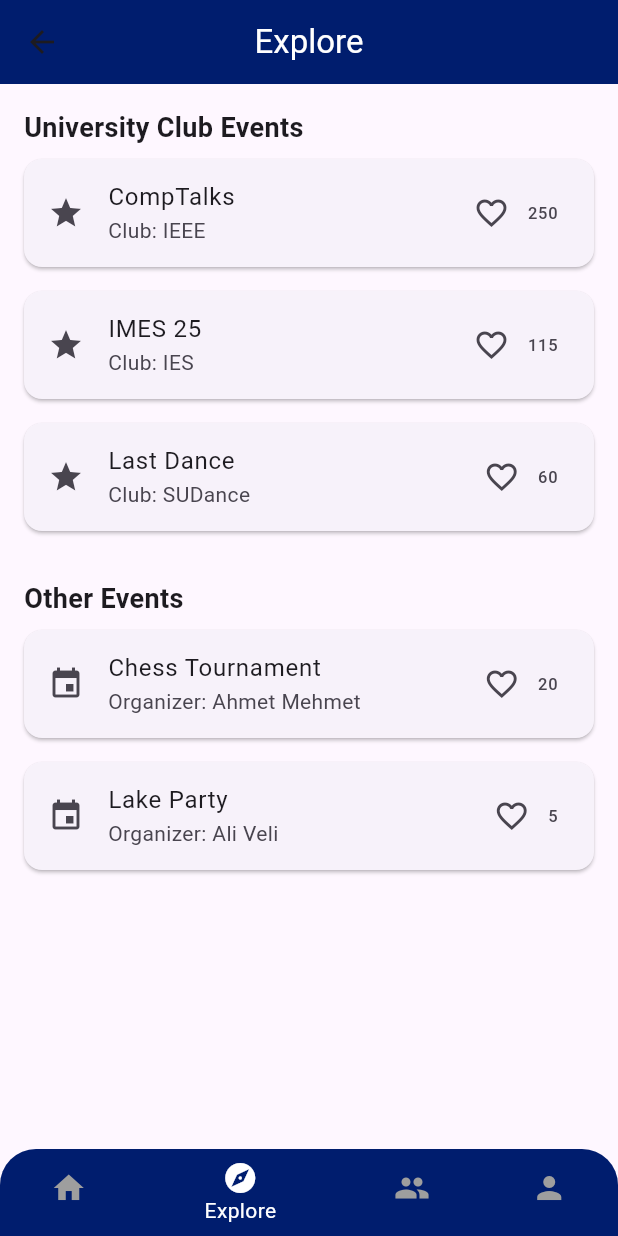
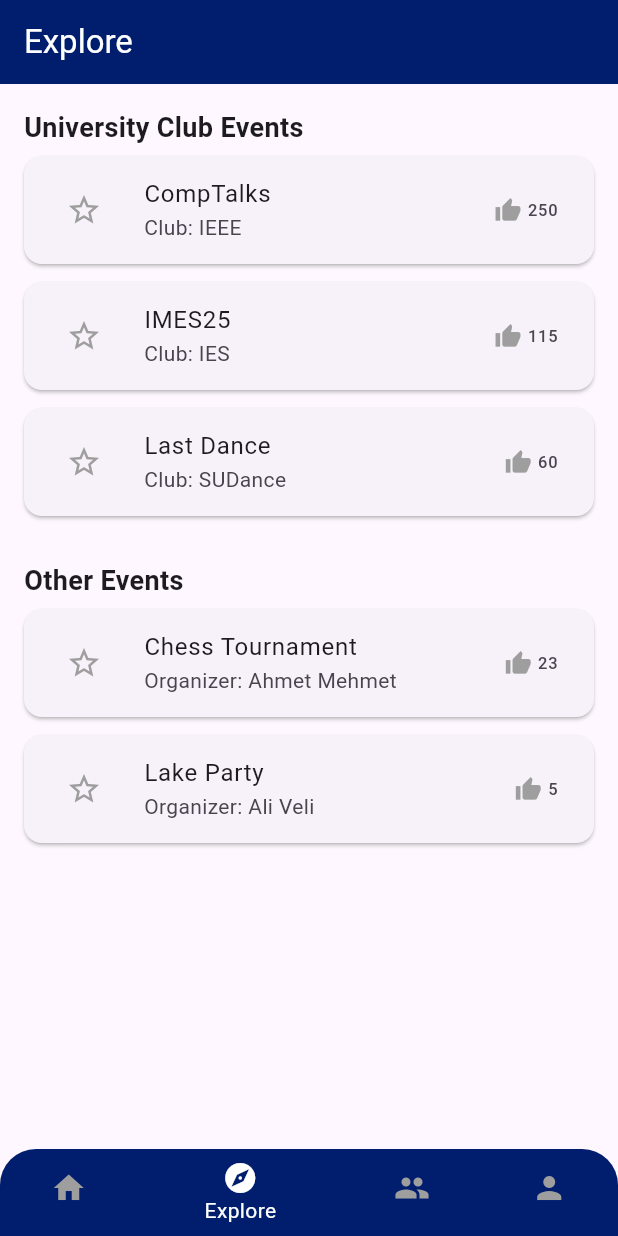
Before and after one commit to DenizGurleyen/SuEvent-310, a Flutter app: the ExplorePage screen opened by its route, on a phone screen of 412 x 824 dp. Run offline on Flutter 3.47's test engine with Material 3 defaults, Android fonts, the phone set to English and light mode, and no system bars; Roboto replaces fonts that are missing (Poppins).

Commit message:
added a feature

```diff
--- a/lib/screens/explore_page.dart
+++ b/lib/screens/explore_page.dart
@@ -1,6 +1,7 @@
 import 'package:flutter/material.dart';
+import '../utils/app_colors.dart';
 import '../widgets/custom_bottom_nav.dart';
-import '../utils/app_colors.dart';
+import 'event_details_page.dart';
 
 class ExplorePage extends StatefulWidget {
   const ExplorePage({super.key});
@@ -12,29 +13,65 @@ class ExplorePage extends StatefulWidget {
 class _ExplorePageState extends State<ExplorePage> {
   final List<Map<String, dynamic>> universityEvents = [
     {'title': 'CompTalks', 'club': 'IEEE', 'likes': 250, 'liked': false},
-    {'title': 'IMES 25', 'club': 'IES', 'likes': 115, 'liked': false},
+    {'title': 'IMES25', 'club': 'IES', 'likes': 115, 'liked': false},
     {'title': 'Last Dance', 'club': 'SUDance', 'likes': 60, 'liked': false},
   ];
 
   final List<Map<String, dynamic>> otherEvents = [
-    {'title': 'Chess Tournament', 'organizer': 'Ahmet Mehmet', 'likes': 20, 'liked': false},
+    {'title': 'Chess Tournament', 'organizer': 'Ahmet Mehmet', 'likes': 23, 'liked': false},
     {'title': 'Lake Party', 'organizer': 'Ali Veli', 'likes': 5, 'liked': false},
   ];
 
-  void toggleLike(List<Map<String, dynamic>> events, int index) {
+  void toggleFavorite(List<Map<String, dynamic>> list, int index) {
     setState(() {
-      events[index]['liked'] = !(events[index]['liked'] as bool);
-      events[index]['likes'] += events[index]['liked'] ? 1 : -1;
+      list[index]['liked'] = !(list[index]['liked'] ?? false);
     });
+  }
+
+  void goToEventDetails(Map<String, dynamic> event) {
+    Navigator.push(
+      context,
+      MaterialPageRoute(
+        builder: (context) => EventDetailsPage(event: event),
+      ),
+    );
+  }
+
+  Widget buildEventCard(Map<String, dynamic> event, bool isUniversity, int index) {
+    return Card(
+      margin: const EdgeInsets.symmetric(vertical: 6),
+      child: ListTile(
+        leading: IconButton(
+          icon: Icon(
+            event['liked'] ? Icons.star : Icons.star_border,
+            color: event['liked'] ? Colors.amber : Colors.grey,
+          ),
+          onPressed: () {
+            toggleFavorite(isUniversity ? universityEvents : otherEvents, index);
+          },
+        ),
+        title: Text(event['title']),
+        subtitle: Text(isUniversity ? "Club: ${event['club']}" : "Organizer: ${event['organizer']}"),
+        trailing: Row(
+          mainAxisSize: MainAxisSize.min,
+          children: [
+            const Icon(Icons.thumb_up, size: 18, color: Colors.grey),
+            const SizedBox(width: 4),
+            Text("${event['likes']}"),
+          ],
+        ),
+        onTap: () => goToEventDetails(event),
+      ),
+    );
   }
 
   @override
   Widget build(BuildContext context) {
     return Scaffold(
       appBar: AppBar(
+        title: const Text("Explore", style: TextStyle(color: Colors.white)),
         backgroundColor: AppColors.primaryDark,
-        title: const Text("Explore", style: TextStyle(color: Colors.white)),
-        centerTitle: true,
+        automaticallyImplyLeading: false,
       ),
       bottomNavigationBar: const CustomBottomNav(currentIndex: 1),
       body: Padding(
@@ -42,44 +79,15 @@ class _ExplorePageState extends State<ExplorePage> {
         child: ListView(
           children: [
             const Text("University Club Events", style: TextStyle(fontSize: 18, fontWeight: FontWeight.bold)),
-            ...List.generate(
-              universityEvents.length,
-                  (index) => buildEventCard(universityEvents[index], true, index),
-            ),
+            ...List.generate(universityEvents.length,
+                    (index) => buildEventCard(universityEvents[index], true, index)),
             const SizedBox(height: 24),
             const Text("Other Events", style: TextStyle(fontSize: 18, fontWeight: FontWeight.bold)),
-            ...List.generate(
-              otherEvents.length,
-                  (index) => buildEventCard(otherEvents[index], false, index),
-            ),
+            ...List.generate(otherEvents.length,
+                    (index) => buildEventCard(otherEvents[index], false, index)),
           ],
         ),
       ),
     );
   }
-
-  Widget buildEventCard(Map<String, dynamic> event, bool isClubEvent, int index) {
-    return Card(
-      margin: const EdgeInsets.symmetric(vertical: 8),
-      child: ListTile(
-        leading: Icon(isClubEvent ? Icons.star : Icons.event),
-        title: Text(event['title']),
-        subtitle: Text(isClubEvent ? 'Club: ${event['club']}' : 'Organizer: ${event['organizer']}'),
-        trailing: Row(
-          mainAxisSize: MainAxisSize.min,
-          children: [
-            IconButton(
-              icon: Icon(event['liked'] ? Icons.favorite : Icons.favorite_border),
-              color: event['liked'] ? Colors.red : null,
-              onPressed: () => toggleLike(isClubEvent ? universityEvents : otherEvents, index),
-            ),
-            Text(event['likes'].toString()),
-          ],
-        ),
-        onTap: () {
-          Navigator.pushNamed(context, '/eventDetails');
-        },
-      ),
-    );
-  }
 }
```
